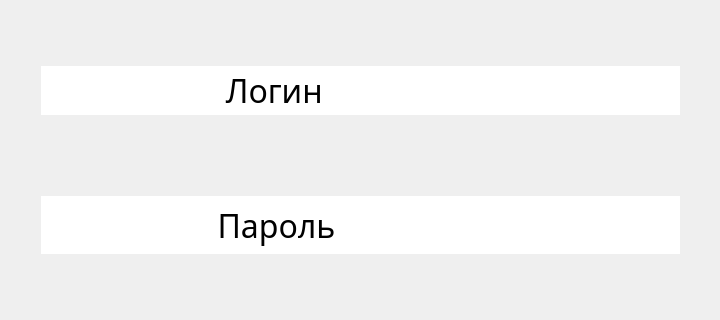
Old version of the form IUGram/iugram.ui in the repository alexshapran-as/course_project_RSA_CHAT; both pictures show x 0 to 720 and y 415 to 735 of the 720 by 1280 pixel window.
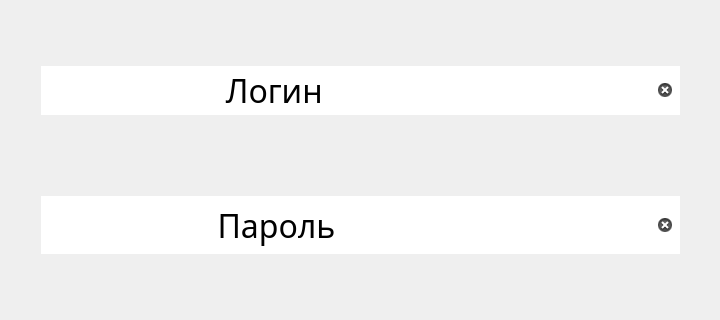
New version of the form. Icons and pictures are not drawn.

Diff of the .ui file:
```diff
--- a/IUGram/iugram.ui
+++ b/IUGram/iugram.ui
@@ -10,6 +10,15 @@
     <height>1280</height>
    </rect>
   </property>
+  <property name="sizePolicy">
+   <sizepolicy hsizetype="Ignored" vsizetype="Ignored">
+    <horstretch>0</horstretch>
+    <verstretch>0</verstretch>
+   </sizepolicy>
+  </property>
+  <property name="contextMenuPolicy">
+   <enum>Qt::DefaultContextMenu</enum>
+  </property>
   <property name="windowTitle">
    <string>IUGram</string>
   </property>
@@ -83,6 +92,9 @@
        <property name="echoMode">
         <enum>QLineEdit::Normal</enum>
        </property>
+       <property name="clearButtonEnabled">
+        <bool>true</bool>
+       </property>
       </widget>
      </item>
     </layout>
@@ -259,6 +271,9 @@
        <property name="text">
         <string>                      Логин</string>
        </property>
+       <property name="clearButtonEnabled">
+        <bool>true</bool>
+       </property>
       </widget>
      </item>
     </layout>
```
Left out of the diff: 6 changed lines with no effect on the pictures.
